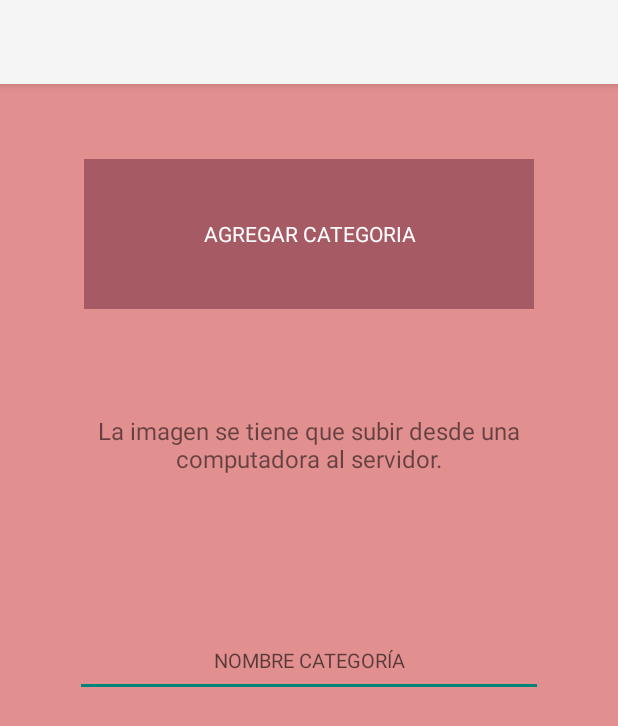
After one commit to melvingutierrez20/AppMenu, an Android app: the AgregarCategoriaActivity screen opened directly, with no data from a screen before it, on a phone screen of 412 x 824 dp. The commit adds this screen. Shown: the top 726 px of the screen. Run offline under Robolectric (Android 15) with nearby library versions, the phone set to English and light mode, and no system bars.

Commit message:
actualiazaciones 4 vistas

```diff
--- /dev/null
+++ b/app/src/main/java/com/example/appmenu/AgregarCategoriaActivity.java
@@ -0,0 +1,14 @@
+package com.example.appmenu;
+
+import androidx.appcompat.app.AppCompatActivity;
+
+import android.os.Bundle;
+
+public class AgregarCategoriaActivity extends AppCompatActivity {
+
+    @Override
+    protected void onCreate(Bundle savedInstanceState) {
+        super.onCreate(savedInstanceState);
+        setContentView(R.layout.activity_agregar_categoria);
+    }
+}
--- a/app/src/main/java/com/example/appmenu/MainActivity.java
+++ b/app/src/main/java/com/example/appmenu/Opciones.java
@@ -4,11 +4,11 @@ import androidx.appcompat.app.AppCompatActivity;
 
 import android.os.Bundle;
 
-public class MainActivity extends AppCompatActivity {
+public class Opciones extends AppCompatActivity {
 
     @Override
     protected void onCreate(Bundle savedInstanceState) {
         super.onCreate(savedInstanceState);
-        setContentView(R.layout.activity_main);
+        setContentView(R.layout.activity_opciones);
     }
 }
--- /dev/null
+++ b/app/src/main/res/drawable/baseline_add_circle_outline_24.xml
@@ -0,0 +1,5 @@
+<vector android:height="24dp" android:tint="#000000"
+    android:viewportHeight="24" android:viewportWidth="24"
+    android:width="24dp" xmlns:android="http://schemas.android.com/apk/res/android">
+    <path android:fillColor="@android:color/white" android:pathData="M13,7h-2v4L7,11v2h4v4h2v-4h4v-2h-4L13,7zM12,2C6.48,2 2,6.48 2,12s4.48,10 10,10 10,-4.48 10,-10S17.52,2 12,2zM12,20c-4.41,0 -8,-3.59 -8,-8s3.59,-8 8,-8 8,3.59 8,8 -3.59,8 -8,8z"/>
+</vector>
--- /dev/null
+++ b/app/src/main/res/layout/activity_agregar_categoria.xml
@@ -0,0 +1,56 @@
+<?xml version="1.0" encoding="utf-8"?>
+<androidx.constraintlayout.widget.ConstraintLayout
+    xmlns:android="http://schemas.android.com/apk/res/android"
+    xmlns:app="http://schemas.android.com/apk/res-auto"
+    xmlns:tools="http://schemas.android.com/tools"
+    android:layout_width="match_parent"
+    android:layout_height="match_parent"
+    android:background="#E18F8F">
+
+    <TextView
+        android:id="@+id/tvTitulo"
+        android:layout_width="300dp"
+        android:layout_height="100dp"
+        android:gravity="center"
+        android:layout_marginTop="50dp"
+        android:text="AGREGAR CATEGORIA"
+        android:textSize="14sp"
+        android:textColor="@color/white"
+        android:background="#A65B64"
+        app:layout_constraintEnd_toEndOf="parent"
+        app:layout_constraintStart_toStartOf="parent"
+        app:layout_constraintTop_toTopOf="parent" />
+
+    <TextView
+        android:id="@+id/tvAviso"
+        android:layout_width="match_parent"
+        android:layout_height="wrap_content"
+        android:layout_marginHorizontal="50dp"
+        android:layout_marginVertical="70dp"
+        android:gravity="center"
+        android:text="La imagen se tiene que subir desde una computadora al servidor."
+        android:textSize="16sp"
+        app:layout_constraintTop_toBottomOf="@+id/tvTitulo" />
+
+    <EditText
+        android:id="@+id/etNomCategoria"
+        android:layout_width="match_parent"
+        android:layout_height="wrap_content"
+        android:layout_marginHorizontal="50dp"
+        android:layout_marginVertical="100dp"
+        android:layout_marginTop="64dp"
+        android:gravity="center"
+        android:hint="NOMBRE CATEGORÍA"
+        android:minHeight="48dp"
+        android:singleLine="true"
+        android:textSize="13sp"
+        app:layout_constraintEnd_toEndOf="parent"
+        app:layout_constraintStart_toStartOf="parent"
+        app:layout_constraintTop_toBottomOf="@+id/tvAviso" />
+
+
+
+
+
+
+</androidx.constraintlayout.widget.ConstraintLayout>
```
Also changed, not shown: app/src/main/AndroidManifest.xml (+13 -1 lines), app/src/main/java/com/example/appmenu/CategoriasActivity.java (added, +14 -0 lines), app/src/main/java/com/example/appmenu/Login.java (added, +14 -0 lines), app/src/main/java/com/example/appmenu/Splash.java (added, +14 -0 lines), app/src/main/res/layout/activity_categorias.xml (added, +33 -0 lines), app/src/main/res/layout/activity_login.xml (renamed from app/src/main/res/layout/activity_main.xml, +1 -10 lines), app/src/main/res/layout/activity_opciones.xml (added, +59 -0 lines), app/src/main/res/layout/activity_splash.xml (added, +55 -0 lines).
